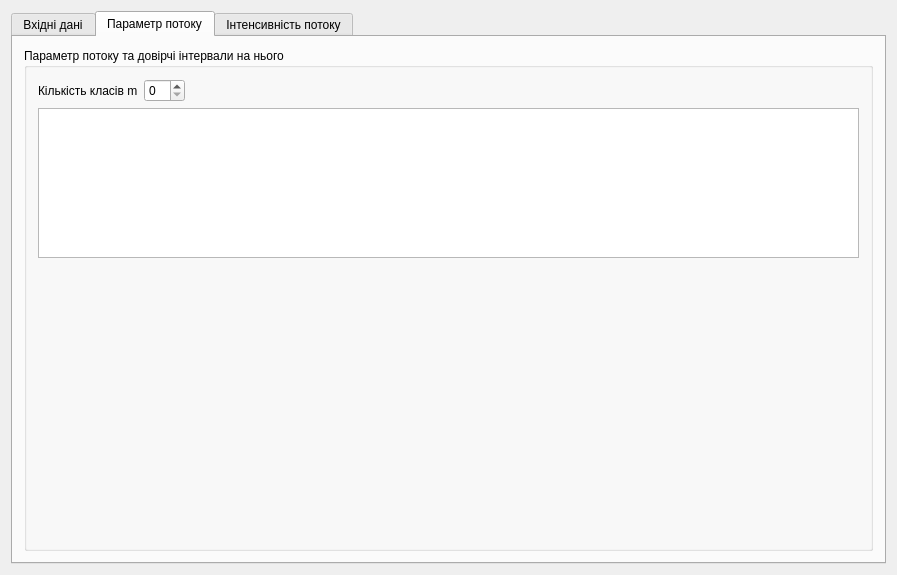
The window that lb1/lb1.ui (ospodinets/tmolab) describes before a commit, drawn with Qt 5.
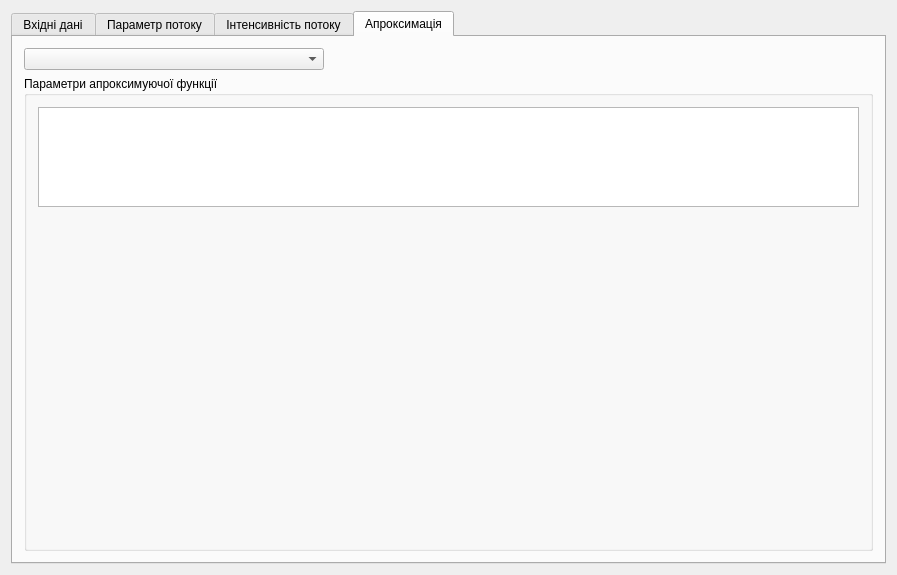
The same window after the commit. Custom widgets are drawn as their Qt base class.

```diff
--- a/lb1/lb1.ui
+++ b/lb1/lb1.ui
@@ -24,7 +24,7 @@
     <item>
      <widget class="QTabWidget" name="tabWidget">
       <property name="currentIndex">
-       <number>1</number>
+       <number>3</number>
       </property>
       <widget class="QWidget" name="inputTab">
        <attribute name="title">
@@ -272,6 +272,85 @@
         </item>
        </layout>
       </widget>
+      <widget class="QWidget" name="approximationTab">
+       <attribute name="title">
+        <string>Апроксимація</string>
+       </attribute>
+       <layout class="QVBoxLayout" name="verticalLayout_100" stretch="0,0">
+        <item>
+         <layout class="QHBoxLayout" name="approxGroupLayout" stretch="0,0">
+          <item>
+           <widget class="QComboBox" name="approxFunctionBox">
+            <property name="minimumSize">
+             <size>
+              <width>300</width>
+              <height>0</height>
+             </size>
+            </property>
+           </widget>
+          </item>
+          <item>
+           <spacer name="horizontalSpacer_2">
+            <property name="orientation">
+             <enum>Qt::Horizontal</enum>
+            </property>
+            <property name="sizeHint" stdset="0">
+             <size>
+              <width>40</width>
+              <height>20</height>
+             </size>
+            </property>
+           </spacer>
+          </item>
+         </layout>
+        </item>
+        <item>
+         <widget class="QGroupBox" name="check5Group">
+          <property name="title">
+           <string>Параметри апроксимуючої функції</string>
+          </property>
+          <layout class="QVBoxLayout" name="check5ResultsWidgetLayout" stretch="0,0,0">
+           <item>
+            <widget class="QTableWidget" name="check5ResultsWidget">
+             <property name="maximumSize">
+              <size>
+               <width>16777215</width>
+               <height>100</height>
+              </size>
+             </property>
+             <property name="cornerButtonEnabled">
+              <bool>false</bool>
+             </property>
+             <attribute name="verticalHeaderVisible">
+              <bool>false</bool>
+             </attribute>
+            </widget>
+           </item>
+           <item>
+            <widget class="QCustomPlot" name="approximationGraphWidget" native="true">
+             <property name="sizePolicy">
+              <sizepolicy hsizetype="Expanding" vsizetype="Expanding">
+               <horstretch>0</horstretch>
+               <verstretch>0</verstretch>
+              </sizepolicy>
+             </property>
+            </widget>
+           </item>
+           <item>
+            <widget class="QCustomPlot" name="distributionGraphWidget" native="true">
+             <property name="sizePolicy">
+              <sizepolicy hsizetype="Expanding" vsizetype="Expanding">
+               <horstretch>0</horstretch>
+               <verstretch>0</verstretch>
+              </sizepolicy>
+             </property>
+            </widget>
+           </item>
+          </layout>
+         </widget>
+        </item>
+       </layout>
+      </widget>
      </widget>
     </item>
    </layout>
```
